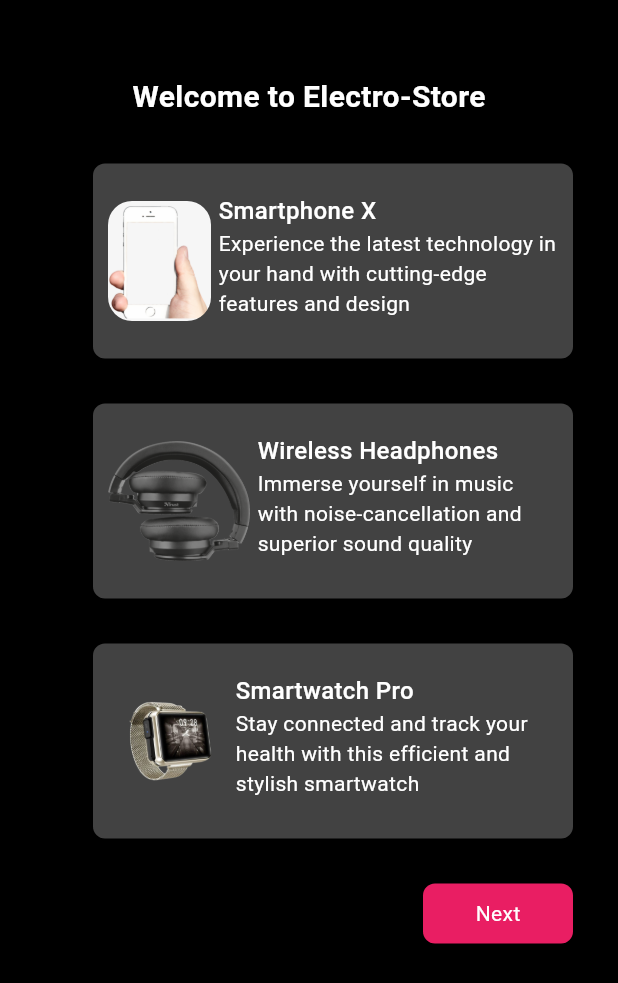
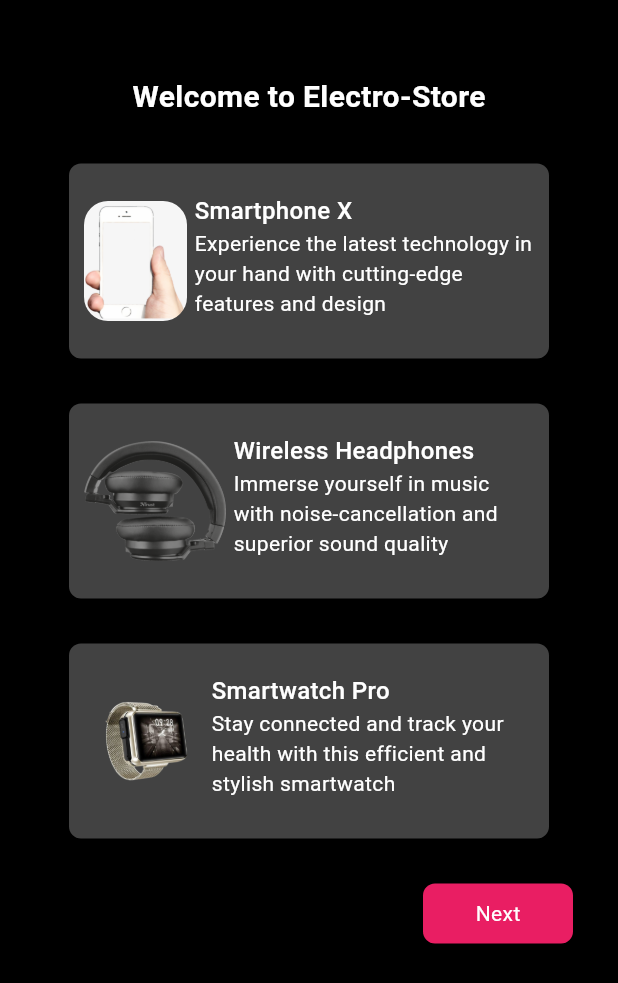
Before and after one commit to XRISTECH/electronicsshopmobileapp, a Flutter app: the screen it shows after launch, after a tap on "Next", on a phone screen of 412 x 824 dp. Shown: the top 983 px of the screen. Run offline on Flutter 3.47's test engine with Material 3 defaults, Android fonts, the phone set to English and light mode, and no system bars; our stand-ins replace flutter_riverpod, flutter_spinkit, shared_preferences; network calls fail.

Commit message:
fixed some issues

```diff
--- a/lib/presentation/onboarding/onboarding1.dart
+++ b/lib/presentation/onboarding/onboarding1.dart
@@ -21,11 +21,11 @@ class _Onboarding1State extends State<Onboarding1> {
             const SizedBox(height: 20,),
             const Center(child: Text("Welcome to Electro-Store", style: TextStyle(fontSize: 20, color: Colors.white, fontWeight: FontWeight.bold),)),
             const SizedBox(height: 30,),
-            const BuildSample(icon: Icons.tv, title: "Wide Range Of Products", text: "Explore a vast selection of electronics from top brands."),
+            const Center(child: BuildSample(icon: Icons.tv, title: "Wide Range Of Products", text: "Explore a vast selection of electronics from top brands.")),
             const SizedBox(height: 30,),
-            const BuildSample(icon: Icons.new_label_rounded, title: "Exclusive Offers", text: "Get access to exclusive deals and discounts."),
+            const Center(child: BuildSample(icon: Icons.new_label_rounded, title: "Exclusive Offers", text: "Get access to exclusive deals and discounts.")),
             const SizedBox(height: 30,),
-            const BuildSample(icon: Icons.local_shipping, title: "Fast Delivery", text: "Receive your orders quickly with our fast delivery service."),
+            const Center(child: BuildSample(icon: Icons.local_shipping, title: "Fast Delivery", text: "Receive your orders quickly with our fast delivery service.")),
             const SizedBox(height: 20,),
 
 
--- a/lib/presentation/onboarding/onboarding2.dart
+++ b/lib/presentation/onboarding/onboarding2.dart
@@ -33,27 +33,33 @@ class _Onboarding2State extends State<Onboarding2> {
                 const SizedBox(
                   height: 30,
                 ),
-                BuildSections(
+                Center(
+                  child: BuildSections(
                       image: ImageConstants.phoneImage,
                       title: "Smartphone X",
                       text:
                           "Experience the latest technology in your hand with cutting-edge features and design"),
+                ),
                 const SizedBox(
                   height: 30,
                 ),
-                BuildSections(
+                Center(
+                  child: BuildSections(
                       image: ImageConstants.headphoneImg,
                       title: "Wireless Headphones",
                       text:
                           "Immerse yourself in music with noise-cancellation and superior sound quality"),
+                ),
                 const SizedBox(
                   height: 30,
                 ),
-                BuildSections(
+                Center(
+                  child: BuildSections(
                       image: ImageConstants.smartwatchImage,
                       title: "Smartwatch Pro",
                       text:
                           "Stay connected and track your health with this efficient and stylish smartwatch"),
+                ),
                 const SizedBox(
                   height: 30,
                 ),
```
Lines whose indentation alone changed are shown as unchanged.
